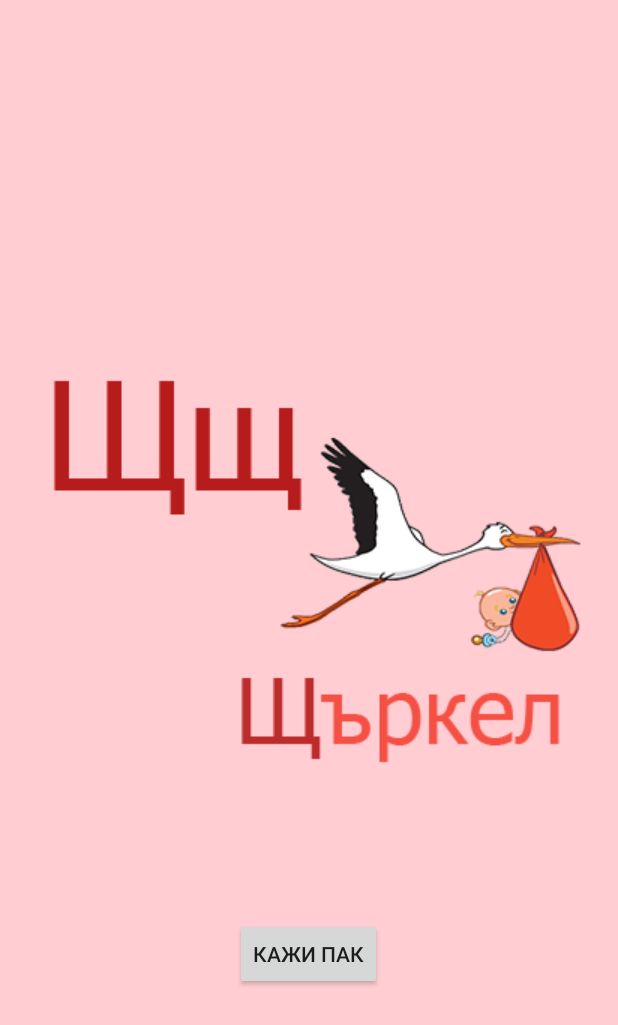
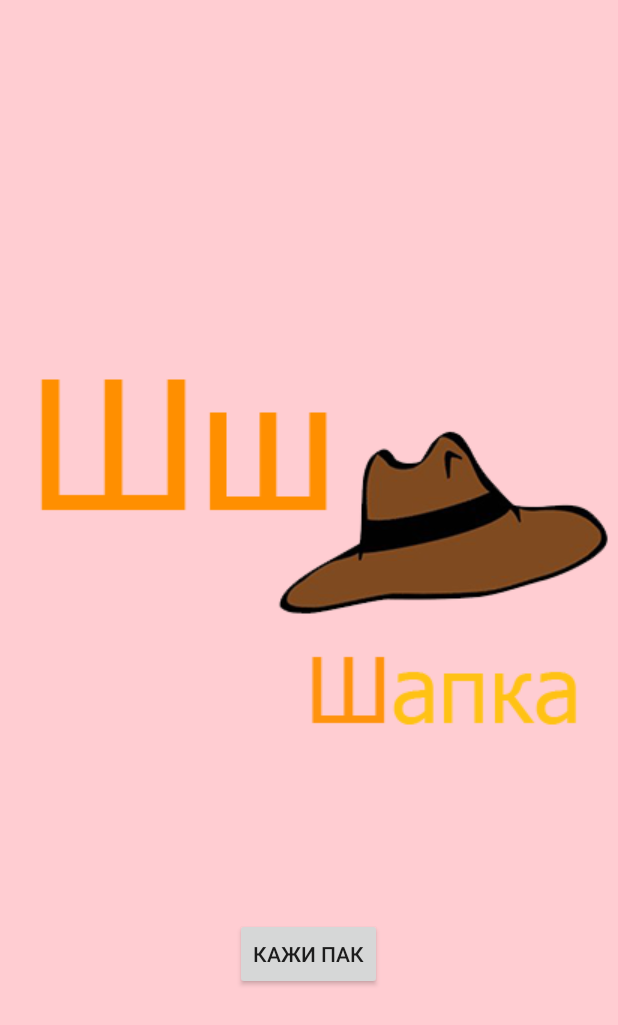
Before and after one commit to TeoDimitrov/Bukvar, an Android app: the Level0125 screen opened directly, with no data from a screen before it, on a phone screen of 412 x 824 dp. Shown: the top 1025 px of the screen. Run offline under Robolectric (Android 15) with nearby library versions, the phone set to English and light mode, and no system bars.

Commit message:
minor_edit

```diff
--- a/app/src/main/java/cyril_and_methodius/bukvar/levels/level_1/Level0100.java
+++ b/app/src/main/java/cyril_and_methodius/bukvar/levels/level_1/Level0100.java
@@ -6,6 +6,7 @@
 import android.support.v7.app.AppCompatActivity;
 import android.view.GestureDetector;
 import android.view.MotionEvent;
+import android.widget.Button;
 
 import cyril_and_methodius.bukvar.R;
 
@@ -15,12 +16,14 @@
 public class Level0100 extends AppCompatActivity {
     private Intent nextActivity;
     private GestureDetectorCompat gestureDetectorCompat;
+    private Button btnGoToLevel;
 
     @Override
     public void onCreate(final Bundle savedInstanceState) {
         super.onCreate(savedInstanceState);
         setContentView(R.layout.level_1_alphabet);
-        this.nextActivity = new Intent(this, Level0101.class);
+        this.btnGoToLevel = (Button) findViewById(R.id.go_to_level);
+        this.nextActivity = new Intent(this, Level0200.class);
         this.gestureDetectorCompat = new GestureDetectorCompat(this, new MyGestureListener());
     }
 
--- a/app/src/main/res/layout/level_1_25_sh_letter.xml
+++ b/app/src/main/res/layout/level_1_25_sh_letter.xml
@@ -5,7 +5,7 @@
 
     <ImageView
         android:id="@+id/imageView"
-        android:src="@drawable/letter_26sht"
+        android:src="@drawable/letter_25sh"
         android:layout_width="wrap_content"
         android:layout_height="wrap_content"
         android:layout_centerVertical="true"
--- a/app/src/main/res/layout/level_1_alphabet.xml
+++ b/app/src/main/res/layout/level_1_alphabet.xml
@@ -29,10 +29,10 @@
         android:layout_alignParentStart="true" />
 
     <Button
+        android:text="Към нивото..."
+        android:id="@+id/go_to_level"
         android:layout_width="@dimen/abc_dialog_fixed_width_major"
         android:layout_height="wrap_content"
-        android:text="Към нивото..."
-        android:id="@+id/button_level_1"
         style="@style/Widget.AppCompat.Button.Colored"
         android:textSize="50px"
         android:layout_below="@+id/textView"
```
